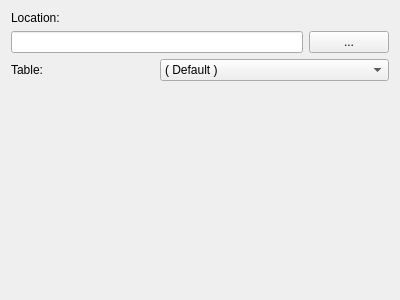
Before: the Qt Designer form src/klflibsqliteopenwidget.ui in CryFeiFei/klatexformula, drawn with Qt 5.
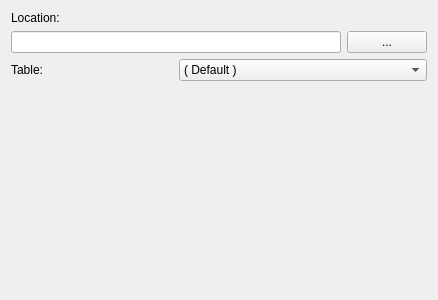
After: the same form once the commit is applied.

Patch:
```diff
--- a/src/klflibsqliteopenwidget.ui
+++ b/src/klflibsqliteopenwidget.ui
@@ -6,7 +6,7 @@
    <rect>
     <x>0</x>
     <y>0</y>
-    <width>400</width>
+    <width>438</width>
     <height>300</height>
    </rect>
   </property>
@@ -22,7 +22,14 @@
     </widget>
    </item>
    <item row="1" column="0" colspan="2">
-    <widget class="QLineEdit" name="txtFile"/>
+    <widget class="QLineEdit" name="txtFile">
+     <property name="sizePolicy">
+      <sizepolicy hsizetype="Expanding" vsizetype="Fixed">
+       <horstretch>1</horstretch>
+       <verstretch>0</verstretch>
+      </sizepolicy>
+     </property>
+    </widget>
    </item>
    <item row="1" column="2">
     <widget class="QPushButton" name="btnBrowse">
```
Left out of the diff: 2 changed lines with no effect on the pictures.
